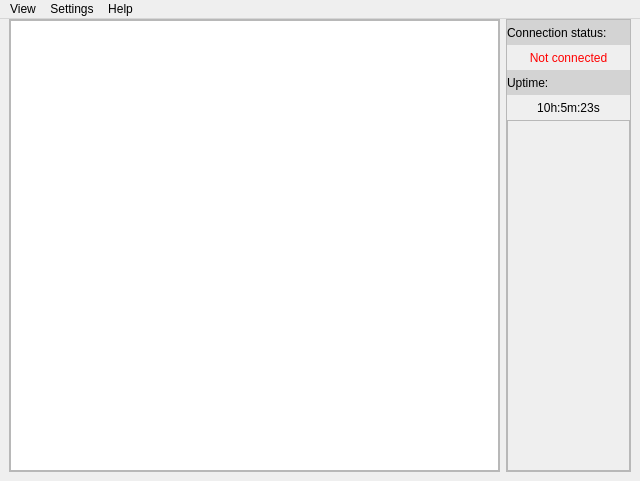
Old version of the form source/client/gui/main_window.ui in the repository solar-car/telemetry.
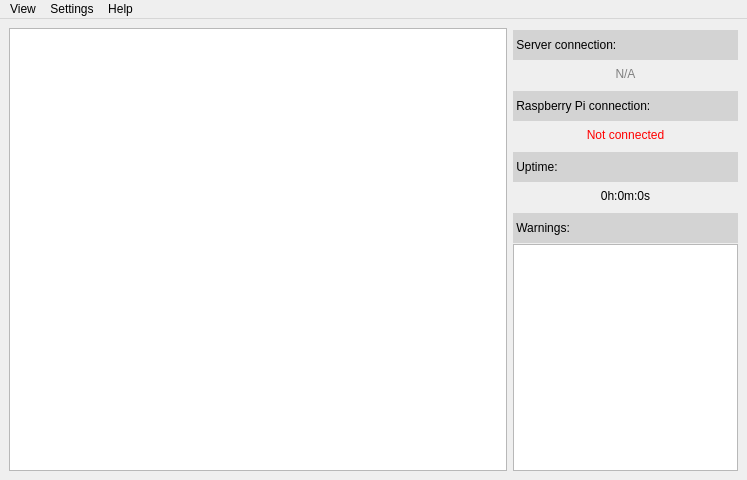
New version of the form.

Commit message: refactoring and user interface

```diff
--- a/source/client/gui/main_window.ui
+++ b/source/client/gui/main_window.ui
@@ -6,8 +6,8 @@
    <rect>
     <x>0</x>
     <y>0</y>
-    <width>640</width>
-    <height>481</height>
+    <width>747</width>
+    <height>480</height>
    </rect>
   </property>
   <property name="minimumSize">
@@ -27,43 +27,6 @@
     <property name="verticalSpacing">
      <number>6</number>
     </property>
-    <item row="0" column="0">
-     <widget class="QFrame" name="frame">
-      <property name="frameShape">
-       <enum>QFrame::StyledPanel</enum>
-      </property>
-      <property name="frameShadow">
-       <enum>QFrame::Raised</enum>
-      </property>
-      <layout class="QVBoxLayout" name="verticalLayout">
-       <property name="leftMargin">
-        <number>0</number>
-       </property>
-       <property name="topMargin">
-        <number>0</number>
-       </property>
-       <property name="rightMargin">
-        <number>0</number>
-       </property>
-       <property name="bottomMargin">
-        <number>0</number>
-       </property>
-       <item>
-        <widget class="QTableView" name="tableView">
-         <property name="sizePolicy">
-          <sizepolicy hsizetype="Expanding" vsizetype="Expanding">
-           <horstretch>0</horstretch>
-           <verstretch>0</verstretch>
-          </sizepolicy>
-         </property>
-         <property name="autoFillBackground">
-          <bool>true</bool>
-         </property>
-        </widget>
-       </item>
-      </layout>
-     </widget>
-    </item>
     <item row="0" column="1">
      <widget class="QFrame" name="frame_2">
       <property name="sizePolicy">
@@ -74,31 +37,31 @@
       </property>
       <property name="minimumSize">
        <size>
-        <width>125</width>
+        <width>225</width>
         <height>0</height>
        </size>
       </property>
       <property name="maximumSize">
        <size>
-        <width>125</width>
+        <width>225</width>
         <height>16777215</height>
        </size>
       </property>
       <property name="frameShape">
-       <enum>QFrame::StyledPanel</enum>
+       <enum>QFrame::NoFrame</enum>
       </property>
       <property name="frameShadow">
        <enum>QFrame::Raised</enum>
       </property>
       <layout class="QVBoxLayout" name="verticalLayout_2">
        <property name="spacing">
-        <number>0</number>
+        <number>3</number>
        </property>
        <property name="leftMargin">
         <number>0</number>
        </property>
        <property name="topMargin">
-        <number>0</number>
+        <number>9</number>
        </property>
        <property name="rightMargin">
         <number>0</number>
@@ -111,7 +74,7 @@
          <property name="minimumSize">
           <size>
            <width>0</width>
-           <height>25</height>
+           <height>30</height>
           </size>
          </property>
          <property name="maximumSize">
@@ -124,7 +87,7 @@
           <string notr="true">background-color : lightgray</string>
          </property>
          <property name="text">
-          <string>Connection status:</string>
+          <string> Server connection:</string>
          </property>
          <property name="alignment">
           <set>Qt::AlignLeading|Qt::AlignLeft|Qt::AlignVCenter</set>
@@ -146,10 +109,10 @@
           </size>
          </property>
          <property name="styleSheet">
-          <string notr="true">color : red</string>
+          <string notr="true">color : gray</string>
          </property>
          <property name="text">
-          <string>Not connected</string>
+          <string>N/A</string>
          </property>
          <property name="alignment">
           <set>Qt::AlignCenter</set>
@@ -161,9 +124,31 @@
          <property name="minimumSize">
           <size>
            <width>0</width>
+           <height>30</height>
+          </size>
+         </property>
+         <property name="maximumSize">
+          <size>
+           <width>16777215</width>
            <height>25</height>
           </size>
          </property>
+         <property name="styleSheet">
+          <string notr="true">background-color : lightgray</string>
+         </property>
+         <property name="text">
+          <string> Raspberry Pi connection:</string>
+         </property>
+        </widget>
+       </item>
+       <item>
+        <widget class="QLabel" name="pi_connection_status">
+         <property name="minimumSize">
+          <size>
+           <width>0</width>
+           <height>25</height>
+          </size>
+         </property>
          <property name="maximumSize">
           <size>
            <width>16777215</width>
@@ -171,10 +156,35 @@
           </size>
          </property>
          <property name="styleSheet">
+          <string notr="true">color: red</string>
+         </property>
+         <property name="text">
+          <string>Not connected</string>
+         </property>
+         <property name="alignment">
+          <set>Qt::AlignCenter</set>
+         </property>
+        </widget>
+       </item>
+       <item>
+        <widget class="QLabel" name="label_5">
+         <property name="minimumSize">
+          <size>
+           <width>0</width>
+           <height>30</height>
+          </size>
+         </property>
+         <property name="maximumSize">
+          <size>
+           <width>16777215</width>
+           <height>25</height>
+          </size>
+         </property>
+         <property name="styleSheet">
           <string notr="true">background-color : lightgray</string>
          </property>
          <property name="text">
-          <string>Uptime:</string>
+          <string> Uptime:</string>
          </property>
         </widget>
        </item>
@@ -192,8 +202,11 @@
            <height>25</height>
           </size>
          </property>
+         <property name="styleSheet">
+          <string notr="true">color: black</string>
+         </property>
          <property name="text">
-          <string>10h:5m:23s</string>
+          <string>0h:0m:0s</string>
          </property>
          <property name="alignment">
           <set>Qt::AlignCenter</set>
@@ -201,14 +214,56 @@
         </widget>
        </item>
        <item>
-        <widget class="QFrame" name="frame_4">
-         <property name="frameShape">
-          <enum>QFrame::StyledPanel</enum>
+        <widget class="QLabel" name="label_6">
+         <property name="minimumSize">
+          <size>
+           <width>0</width>
+           <height>30</height>
+          </size>
          </property>
-         <property name="frameShadow">
-          <enum>QFrame::Raised</enum>
+         <property name="maximumSize">
+          <size>
+           <width>16777215</width>
+           <height>25</height>
+          </size>
          </property>
+         <property name="styleSheet">
+          <string notr="true">background-color : lightgray</string>
+         </property>
+         <property name="text">
+          <string> Warnings:</string>
+         </property>
         </widget>
+       </item>
+       <item>
+        <widget class="QTextBrowser" name="warnings_display"/>
+       </item>
+      </layout>
+     </widget>
+    </item>
+    <item row="0" column="0">
+     <widget class="QFrame" name="body_frame">
+      <property name="frameShape">
+       <enum>QFrame::NoFrame</enum>
+      </property>
+      <property name="frameShadow">
+       <enum>QFrame::Raised</enum>
+      </property>
+      <layout class="QVBoxLayout" name="verticalLayout">
+       <property name="leftMargin">
+        <number>0</number>
+       </property>
+       <property name="topMargin">
+        <number>9</number>
+       </property>
+       <property name="rightMargin">
+        <number>0</number>
+       </property>
+       <property name="bottomMargin">
+        <number>0</number>
+       </property>
+       <item>
+        <widget class="QTableWidget" name="data_table"/>
        </item>
       </layout>
      </widget>
@@ -220,8 +275,8 @@
     <rect>
      <x>0</x>
      <y>0</y>
-     <width>640</width>
-     <height>21</height>
+     <width>747</width>
+     <height>27</height>
     </rect>
    </property>
    <property name="defaultUp">
```
Left out of the diff: 6 changed lines with no effect on the pictures. The commit also changes 6 other files.
